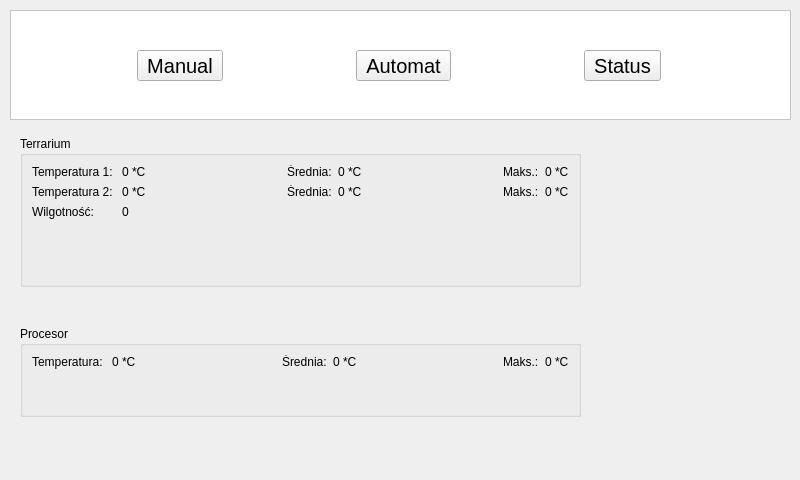
Above: software/pc/gui/gui.ui from Brollof/Yamori before the change. Below: the same form after it.
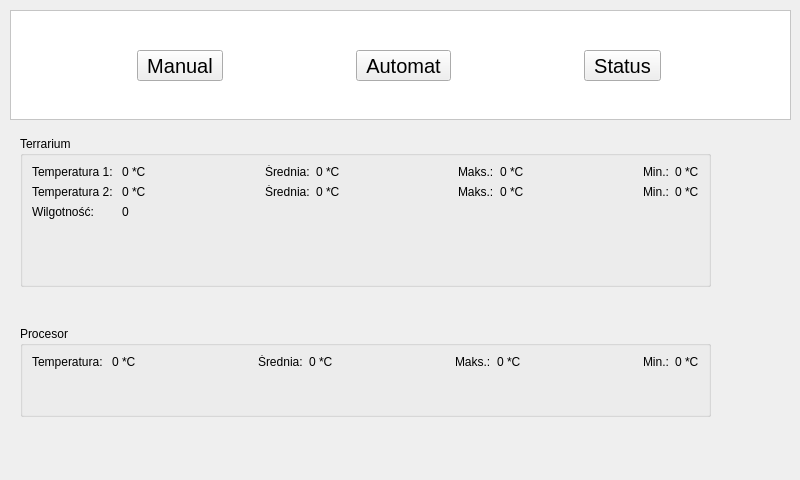
That is the form after the change. The open tabs and pages were chosen to show the change. Icons and pictures are not drawn.

Commit message: Min temperature GUI controls added.

The edit to the form file:
```diff
--- a/software/pc/gui/gui.ui
+++ b/software/pc/gui/gui.ui
@@ -400,7 +400,7 @@
           <rect>
            <x>10</x>
            <y>10</y>
-           <width>561</width>
+           <width>691</width>
            <height>151</height>
           </rect>
          </property>
@@ -544,6 +544,51 @@
             </item>
            </layout>
           </item>
+          <item>
+           <spacer name="horizontalSpacer_9">
+            <property name="orientation">
+             <enum>Qt::Horizontal</enum>
+            </property>
+            <property name="sizeHint" stdset="0">
+             <size>
+              <width>40</width>
+              <height>20</height>
+             </size>
+            </property>
+           </spacer>
+          </item>
+          <item>
+           <layout class="QFormLayout" name="formLayout_8">
+            <item row="0" column="0">
+             <widget class="QLabel" name="label_25">
+              <property name="text">
+               <string>Min.:</string>
+              </property>
+             </widget>
+            </item>
+            <item row="0" column="1">
+             <widget class="QLabel" name="label_26">
+              <property name="text">
+               <string>0 *C</string>
+              </property>
+             </widget>
+            </item>
+            <item row="1" column="0">
+             <widget class="QLabel" name="label_27">
+              <property name="text">
+               <string>Min.:</string>
+              </property>
+             </widget>
+            </item>
+            <item row="1" column="1">
+             <widget class="QLabel" name="label_28">
+              <property name="text">
+               <string>0 *C</string>
+              </property>
+             </widget>
+            </item>
+           </layout>
+          </item>
          </layout>
         </widget>
         <widget class="QGroupBox" name="groupBox_2">
@@ -551,7 +596,7 @@
           <rect>
            <x>10</x>
            <y>200</y>
-           <width>561</width>
+           <width>691</width>
            <height>91</height>
           </rect>
          </property>
@@ -639,6 +684,37 @@
             </item>
            </layout>
           </item>
+          <item>
+           <spacer name="horizontalSpacer_10">
+            <property name="orientation">
+             <enum>Qt::Horizontal</enum>
+            </property>
+            <property name="sizeHint" stdset="0">
+             <size>
+              <width>40</width>
+              <height>20</height>
+             </size>
+            </property>
+           </spacer>
+          </item>
+          <item>
+           <layout class="QFormLayout" name="formLayout_9">
+            <item row="0" column="0">
+             <widget class="QLabel" name="label_29">
+              <property name="text">
+               <string>Min.:</string>
+              </property>
+             </widget>
+            </item>
+            <item row="0" column="1">
+             <widget class="QLabel" name="label_30">
+              <property name="text">
+               <string>0 *C</string>
+              </property>
+             </widget>
+            </item>
+           </layout>
+          </item>
          </layout>
         </widget>
        </widget>
```
The commit also changes 1 other file.
